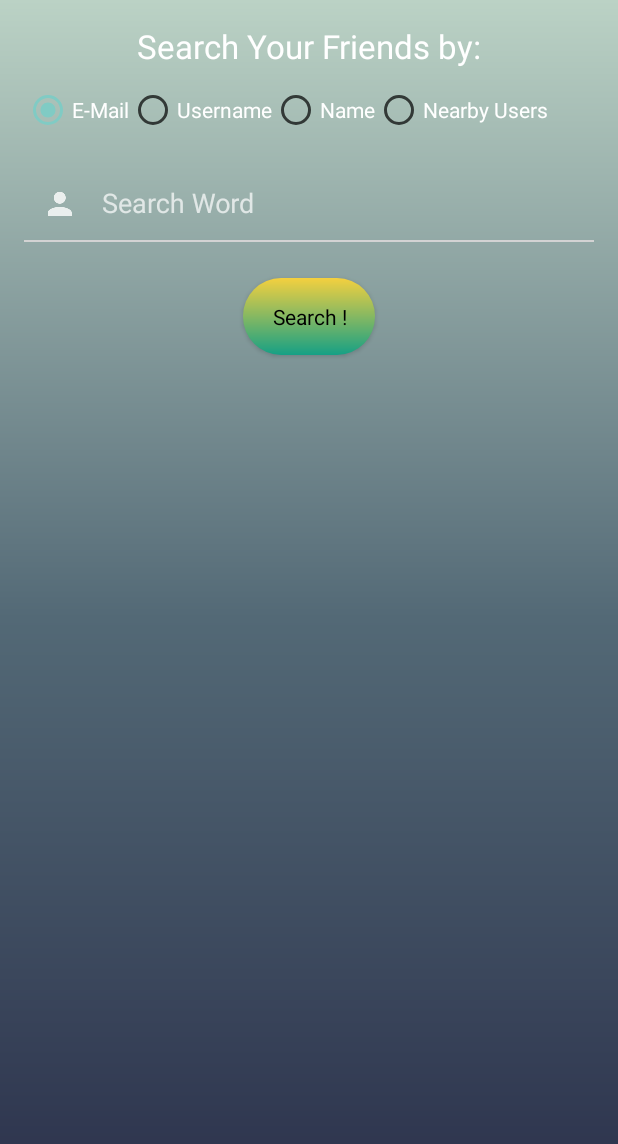
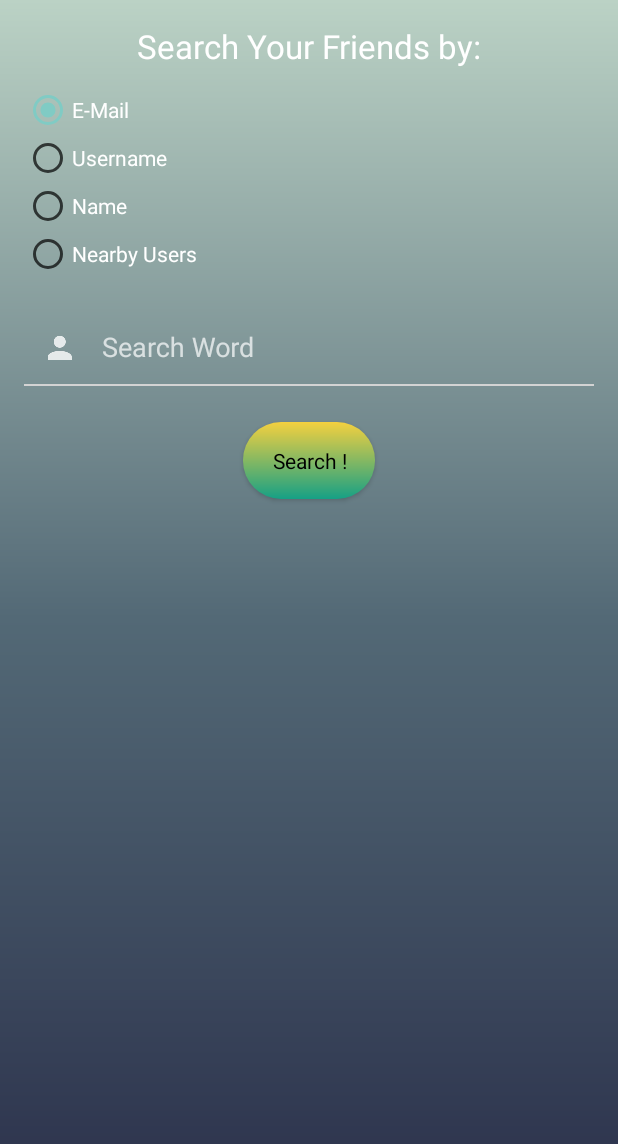
Before and after one commit to Michaelp91/Social-Live-Tracking, an Android app: the fragment FragmentSearchFriends placed in its activity, on a phone screen of 412 x 824 dp. Shown: the top 1144 px of the screen. Run offline under Robolectric (Android 15) with nearby library versions, the phone set to English and light mode, and no system bars; libraries missing offline, so code that uses them is left out: retrofit2.adapter.rxjava, rx.android.schedulers, rx.functions, rx.schedulers, rx.subscriptions; 2 statements that could not run were skipped.

Commit message:
fixed friends and search fragment so that they can be selected. search fragment layout changed since button group was broken.

```diff
--- a/app/src/main/java/com/slt/fragments/FragmentFriendDetails.java
+++ b/app/src/main/java/com/slt/fragments/FragmentFriendDetails.java
@@ -94,7 +94,7 @@ public class FragmentFriendDetails  extends Fragment  {
         Fragment newFragment = new FragmentFriends();
         FragmentTransaction transaction = getFragmentManager().beginTransaction();
 
-        transaction.replace(R.id.fragmentFrame, newFragment);
+        transaction.replace(R.id.content_main_frame, newFragment);
         transaction.addToBackStack(null);
         transaction.commit();
     }
--- a/app/src/main/java/com/slt/fragments/FragmentFriends.java
+++ b/app/src/main/java/com/slt/fragments/FragmentFriends.java
@@ -50,7 +50,7 @@ public class FragmentFriends extends Fragment {
             public void onClick(View view) {
                 Fragment newFragment = new FragmentSearchFriends();
                 FragmentTransaction transaction = getFragmentManager().beginTransaction();
-                transaction.replace(R.id.fragmentFrame, newFragment);
+                transaction.replace(R.id.content_main_frame, newFragment);
                 transaction.addToBackStack(null);
                 transaction.commit();
 
@@ -87,7 +87,7 @@ public class FragmentFriends extends Fragment {
                 Fragment newFragment = new FragmentFriendDetails();
                 FragmentTransaction transaction = getFragmentManager().beginTransaction();
 
-                transaction.replace(R.id.fragmentFrame, newFragment);
+                transaction.replace(R.id.content_main_frame, newFragment);
                 transaction.addToBackStack(null);
                 transaction.commit();
             }
--- a/app/src/main/res/layout/fragment_friends_search.xml
+++ b/app/src/main/res/layout/fragment_friends_search.xml
@@ -1,14 +1,13 @@
 <?xml version="1.0" encoding="utf-8"?>
-<LinearLayout xmlns:android="http://schemas.android.com/apk/res/android"
+    <RelativeLayout xmlns:android="http://schemas.android.com/apk/res/android"
         xmlns:app="http://schemas.android.com/apk/res-auto"
         xmlns:tools="http://schemas.android.com/tools"
         android:layout_width="match_parent"
-    android:layout_height="match_parent"
-    android:background="@drawable/gradientbackground">
+        android:layout_height="match_parent">
 
         <LinearLayout
         android:layout_width="match_parent"
-        android:layout_height="match_parent"
+        android:layout_height="match_parent" android:id="@+id/friend_layout"
         android:layout_margin="@dimen/activity_vertical_margin"
         android:orientation="vertical">
 
@@ -31,10 +30,6 @@
             android:layout_marginTop="12dp"
             app:layout_constraintTop_toBottomOf="@+id/friends_search_title">
 
-            <LinearLayout
-                android:layout_width="wrap_content"
-                android:layout_height="wrap_content"
-                android:layout_gravity="center_horizontal">
 
             <RadioButton
                 android:id="@+id/friends_search_option_email"
@@ -60,7 +55,7 @@
                 android:layout_width="wrap_content"
                 android:layout_height="wrap_content"
                 android:text="Nearby Users" />
-            </LinearLayout>
+
         </RadioGroup>
 
         <!-- Search Word -->
@@ -112,15 +107,15 @@
             android:text="Search !"
             android:textAllCaps="false"
             android:textColor="#000000" />
-
+    </LinearLayout>
 
     <ListView
         android:id="@+id/friends_search_listview"
         android:layout_width="match_parent"
         android:layout_height="wrap_content"
         android:layout_marginTop="24dp"
+        app:layout_constraintBottom_toBottomOf="@+id/friend_layout"
         app:layout_constraintStart_toStartOf="parent" />
 
 
-    </LinearLayout>
-</LinearLayout>
+</RelativeLayout>
```
Also changed, not shown: 6 other files. Lines whose indentation alone changed are shown as unchanged.
